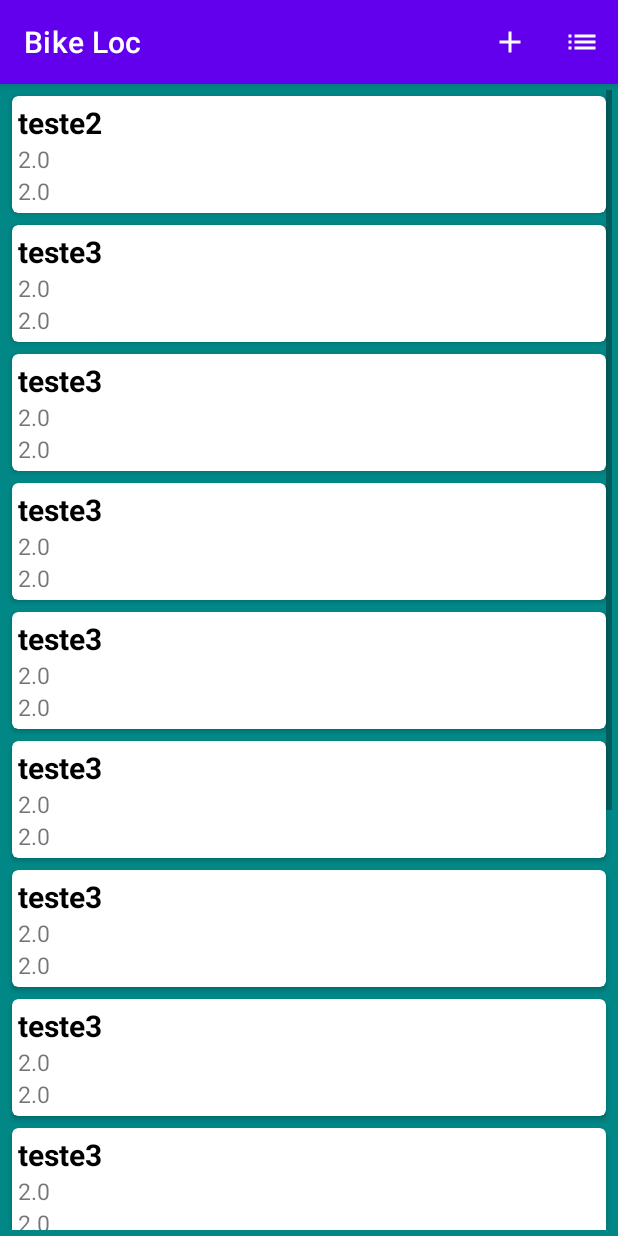
After one commit to ariusxi/bike-loc, an Android app: the ListaLocal screen opened directly, with no data from a screen before it, on a phone screen of 412 x 824 dp. The commit adds this screen. Run offline under Robolectric (Android 15) with nearby library versions, the phone set to English and light mode, and no system bars.

Commit message:
Adicionando tela de cadastro de lugares de lista de lugares

```diff
--- a/app/build.gradle
+++ b/app/build.gradle
@@ -32,7 +32,8 @@ apply plugin: 'com.android.application'
 apply plugin: 'com.google.gms.google-services'
 
 dependencies {
-
+    implementation "androidx.recyclerview:recyclerview:1.1.0"
+    implementation "androidx.cardview:cardview:1.0.0"
     // Material theme
     api 'com.google.android.material:material:1.1.0-alpha06'
     implementation 'androidx.legacy:legacy-support-v4:1.0.0'
@@ -83,6 +84,9 @@ dependencies {
     implementation 'com.google.android.material:material:1.2.1'
     implementation 'androidx.constraintlayout:constraintlayout:2.0.2'
     testImplementation 'junit:junit:4.+'
+
+
+
     androidTestImplementation 'androidx.test.ext:junit:1.1.2'
     androidTestImplementation 'androidx.test.espresso:espresso-core:3.3.0'
 }
--- a/app/src/main/AndroidManifest.xml
+++ b/app/src/main/AndroidManifest.xml
@@ -13,6 +13,8 @@
         android:roundIcon="@mipmap/ic_launcher_round"
         android:supportsRtl="true"
         android:theme="@style/Theme.BikeLoc">
+        <activity android:name=".PlaceAdd"></activity>
+        <activity android:name=".ListaLocal" ></activity>
         <activity android:name=".ui.MainActivity">
             <intent-filter>
                 <action android:name="android.intent.action.MAIN" />
--- /dev/null
+++ b/app/src/main/java/br/com/felix/bikeloc/ListaLocal.java
@@ -0,0 +1,80 @@
+package br.com.felix.bikeloc;
+
+import androidx.appcompat.app.AppCompatActivity;
+import androidx.recyclerview.widget.LinearLayoutManager;
+import androidx.recyclerview.widget.RecyclerView;
+
+import android.content.Intent;
+import android.os.Bundle;
+import android.view.Menu;
+import android.view.MenuItem;
+import android.widget.ArrayAdapter;
+import android.widget.ListView;
+
+import java.util.ArrayList;
+import java.util.List;
+
+import br.com.felix.bikeloc.model.Place;
+
+public class ListaLocal extends AppCompatActivity {
+
+    private RecyclerView mrecyclerView;
+    private RecyclerView.Adapter mAdapter;
+    private RecyclerView.LayoutManager mLayoutManager;
+    @Override
+    protected void onCreate(Bundle savedInstanceState) {
+        super.onCreate(savedInstanceState);
+        setContentView(R.layout.activity_lista_local);
+
+
+        ArrayList<Place> listas = new ArrayList<Place>();
+        Place p1 = new Place("teste", "teste2", 2.0,2.0);
+        Place p2 = new Place("teste", "teste3", 2.0,2.0);
+        listas.add(p1);
+        listas.add(p2);
+        listas.add(p2);
+        listas.add(p2);
+        listas.add(p2);
+        listas.add(p2);
+        listas.add(p2);
+        listas.add(p2);
+        listas.add(p2);
+        listas.add(p2);
+        listas.add(p2);
+        listas.add(p2);
+        listas.add(p2);
+        listas.add(p2);
+
+
+
+        mrecyclerView = findViewById(R.id.recyclerView);
+        mrecyclerView.setHasFixedSize(true);
+        mLayoutManager = new LinearLayoutManager(this);
+        mAdapter = new PlaceAdapter(listas);
+        mrecyclerView.setLayoutManager(mLayoutManager);
+        mrecyclerView.setAdapter(mAdapter);
+    }
+
+    @Override
+    public boolean onCreateOptionsMenu(Menu menu) {
+        getMenuInflater().inflate(R.menu.menu_main, menu);
+        return true;
+    }
+
+    @Override
+    public boolean onOptionsItemSelected(MenuItem item) {
+        switch(item.getItemId()) {
+            case R.id.lista:
+                //Chama a lista de lugares
+
+                return(true);
+            case R.id.cadastrar:
+                //Chama a tela de cadastro
+                finish();
+                Intent intent = new Intent(this, PlaceAdd.class);
+                startActivity(intent);
+                return(true);
+        }
+        return(super.onOptionsItemSelected(item));
+    }
+}
--- /dev/null
+++ b/app/src/main/java/br/com/felix/bikeloc/PlaceAdapter.java
@@ -0,0 +1,56 @@
+package br.com.felix.bikeloc;
+
+import android.view.LayoutInflater;
+import android.view.View;
+import android.view.ViewGroup;
+import android.widget.TextView;
+
+import androidx.annotation.NonNull;
+import androidx.recyclerview.widget.RecyclerView;
+
+import java.util.ArrayList;
+
+import br.com.felix.bikeloc.model.Place;
+
+
+public class PlaceAdapter extends RecyclerView.Adapter<PlaceAdapter.PlaceViewHolder> {
+    private ArrayList<Place> mPlaceArrayList;
+    public static class PlaceViewHolder extends RecyclerView.ViewHolder{
+        //public TextView id;
+        public TextView descricao;
+        public TextView longitude;
+        public TextView latitude;
+        public PlaceViewHolder(@NonNull View itemView) {
+            super(itemView);
+           // id = itemView.findViewById(R.id.placeID);
+            descricao= itemView.findViewById(R.id.descricao);
+            longitude = itemView.findViewById(R.id.longitude);
+            latitude = itemView.findViewById(R.id.latitude);
+        }
+    }
+
+    public PlaceAdapter(ArrayList<Place> placeArrayList){
+        mPlaceArrayList = placeArrayList;
+    }
+    @NonNull
+    @Override
+    public PlaceViewHolder onCreateViewHolder(@NonNull ViewGroup parent, int viewType) {
+        View v = LayoutInflater.from(parent.getContext()).inflate(R.layout.example_item, parent, false);
+        PlaceViewHolder pvh = new PlaceViewHolder(v);
+        return pvh;
+    }
+
+    @Override
+    public void onBindViewHolder(@NonNull PlaceViewHolder holder, int position) {
+        Place currentPlace = mPlaceArrayList.get(position);
+       // holder.id.setText(currentPlace.getId());
+        holder.descricao.setText(currentPlace.getDescription());
+        holder.longitude.setText(currentPlace.getLongitude() + "");
+        holder.latitude.setText(currentPlace.getLatitude() + "");
+    }
+
+    @Override
+    public int getItemCount() {
+        return mPlaceArrayList.size();
+    }
+}
--- /dev/null
+++ b/app/src/main/res/drawable/ic_baseline_add_24.xml
@@ -0,0 +1,10 @@
+<vector xmlns:android="http://schemas.android.com/apk/res/android"
+    android:width="24dp"
+    android:height="24dp"
+    android:viewportWidth="24"
+    android:viewportHeight="24"
+    android:tint="?attr/colorControlNormal">
+  <path
+      android:fillColor="@android:color/white"
+      android:pathData="M19,13h-6v6h-2v-6H5v-2h6V5h2v6h6v2z"/>
+</vector>
--- /dev/null
+++ b/app/src/main/res/drawable/ic_baseline_list_24.xml
@@ -0,0 +1,10 @@
+<vector xmlns:android="http://schemas.android.com/apk/res/android"
+    android:width="24dp"
+    android:height="24dp"
+    android:viewportWidth="24"
+    android:viewportHeight="24"
+    android:tint="?attr/colorControlNormal">
+  <path
+      android:fillColor="@android:color/white"
+      android:pathData="M3,13h2v-2L3,11v2zM3,17h2v-2L3,15v2zM3,9h2L5,7L3,7v2zM7,13h14v-2L7,11v2zM7,17h14v-2L7,15v2zM7,7v2h14L21,7L7,7z"/>
+</vector>
--- /dev/null
+++ b/app/src/main/res/layout/activity_lista_local.xml
@@ -0,0 +1,18 @@
+<?xml version="1.0" encoding="utf-8"?>
+<RelativeLayout xmlns:android="http://schemas.android.com/apk/res/android"
+
+    xmlns:tools="http://schemas.android.com/tools"
+    android:layout_width="match_parent"
+    android:layout_height="match_parent"
+    tools:context=".ListaLocal">
+
+    <androidx.recyclerview.widget.RecyclerView
+        android:id="@+id/recyclerView"
+        android:layout_width="match_parent"
+        android:layout_height="match_parent"
+        android:padding="4dp"
+        android:scrollbars="vertical"
+        android:background="@color/teal_700">
+
+    </androidx.recyclerview.widget.RecyclerView>
+</RelativeLayout>
--- /dev/null
+++ b/app/src/main/res/layout/example_item.xml
@@ -0,0 +1,41 @@
+<?xml version="1.0" encoding="utf-8"?>
+<androidx.cardview.widget.CardView xmlns:android="http://schemas.android.com/apk/res/android"
+    android:layout_width="match_parent"
+    android:layout_height="wrap_content"
+    xmlns:app="http://schemas.android.com/apk/res-auto"
+    app:cardCornerRadius="4dp"
+    android:layout_margin="4dp"
+    >
+    <RelativeLayout
+        android:layout_width="match_parent"
+        android:layout_height="match_parent"
+        android:layout_margin="4dp">
+
+        <TextView
+            android:id="@+id/descricao"
+            android:layout_width="wrap_content"
+            android:layout_height="wrap_content"
+            android:textSize="20dp"
+            android:text="Linha 2"
+            android:textStyle="bold"
+            android:textColor="@color/black"
+
+            />
+        <TextView
+            android:id="@+id/longitude"
+            android:layout_width="wrap_content"
+            android:layout_height="wrap_content"
+            android:textSize="15dp"
+            android:text="Linha 3"
+            android:layout_below="@+id/descricao"/>
+        <TextView
+            android:id="@+id/latitude"
+            android:layout_width="wrap_content"
+            android:layout_height="wrap_content"
+            android:textSize="15dp"
+            android:text="linha 4"
+            android:layout_below="@+id/longitude"/>
+
+    </RelativeLayout>
+
+</androidx.cardview.widget.CardView>
--- /dev/null
+++ b/app/src/main/res/menu/menu_main.xml
@@ -0,0 +1,17 @@
+<menu xmlns:android="http://schemas.android.com/apk/res/android"
+    xmlns:app="http://schemas.android.com/apk/res-auto"
+    xmlns:tools="http://schemas.android.com/tools"
+    tools:context=".ui.MainActivity">
+    <item
+        android:id="@+id/cadastrar"
+        android:icon="@drawable/ic_baseline_add_24"
+        app:showAsAction="always|withText"
+        android:title="Cadastrar"/>
+
+    <item
+        android:id="@+id/lista"
+        android:icon="@drawable/ic_baseline_list_24"
+        app:showAsAction="always|withText"
+        android:title="Lista"/>
+
+</menu>
--- a/app/src/main/res/values/strings.xml
+++ b/app/src/main/res/values/strings.xml
@@ -2,4 +2,8 @@
     <string name="app_name">Bike Loc</string>
     <!-- TODO: Remove or change this placeholder text -->
     <string name="hello_blank_fragment">Hello blank fragment</string>
+    <string name="shr_hint_id">Digite o id</string>
+    <string name="shr_hint_descricao">Descricao</string>
+    <string name="shr_hint_latitude">Latitude</string>
+    <string name="shr_hint_longitude">Longitude</string>
 </resources>
--- a/build.gradle
+++ b/build.gradle
@@ -24,6 +24,9 @@ allprojects {
     repositories {
         google()
         jcenter()
+        maven {
+            url "https://maven.google.com"
+        }
     }
 }
 
```
Also changed, not shown: app/src/main/java/br/com/felix/bikeloc/PlaceAdd.java (added, +41 -0 lines), app/src/main/java/br/com/felix/bikeloc/ui/MainActivity.java (+29 -0 lines), app/src/main/res/layout/activity_place_add.xml (added, +75 -0 lines).
